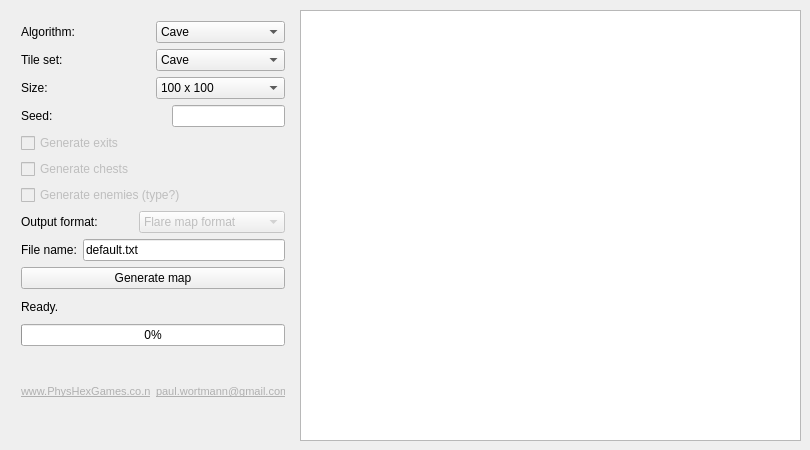
First picture: the form in ui/mainwindow.ui, repository mewbak/Random_Map_Generator, before the edit.
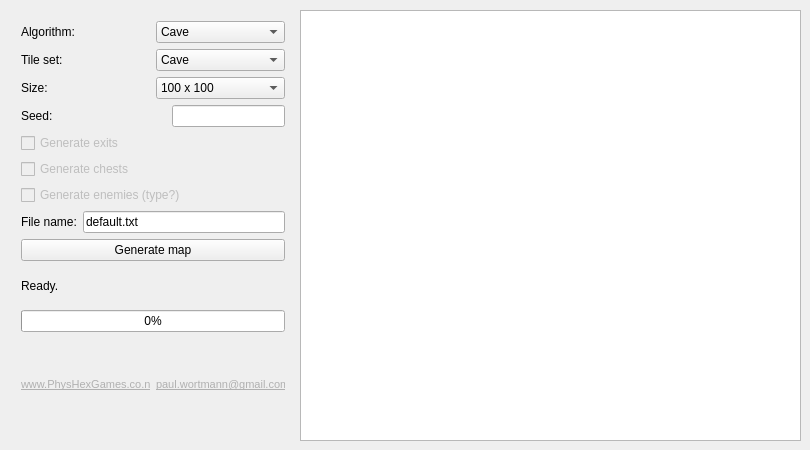
Second picture: the form after the edit.

Commit message: No other output formats planned for export, removed.

What changed in the file:
```diff
--- a/ui/mainwindow.ui
+++ b/ui/mainwindow.ui
@@ -231,39 +231,6 @@
        </item>
       </layout>
      </item>
-     <item>
-      <layout class="QHBoxLayout" name="horizontalLayout_4">
-       <item>
-        <widget class="QLabel" name="label_outputFormat">
-         <property name="text">
-          <string>Output format:</string>
-         </property>
-        </widget>
-       </item>
-       <item>
-        <widget class="QComboBox" name="comboBox_outputFormat">
-         <property name="enabled">
-          <bool>false</bool>
-         </property>
-         <item>
-          <property name="text">
-           <string>Flare map format</string>
-          </property>
-         </item>
-         <item>
-          <property name="text">
-           <string>Tiled TMX</string>
-          </property>
-         </item>
-         <item>
-          <property name="text">
-           <string>Frost and Flame FMX</string>
-          </property>
-         </item>
-        </widget>
-       </item>
-      </layout>
-     </item>
      <item>
       <layout class="QHBoxLayout" name="horizontalLayout_5">
        <item>
```
The commit also changes 3 other files.
